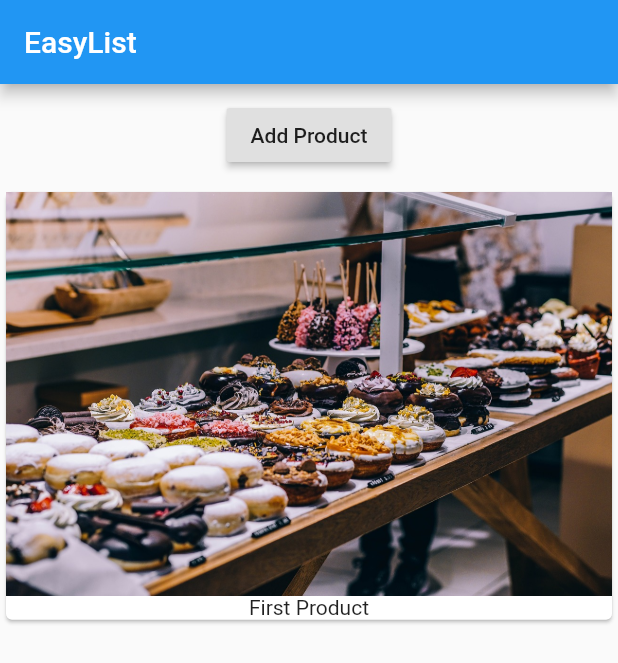
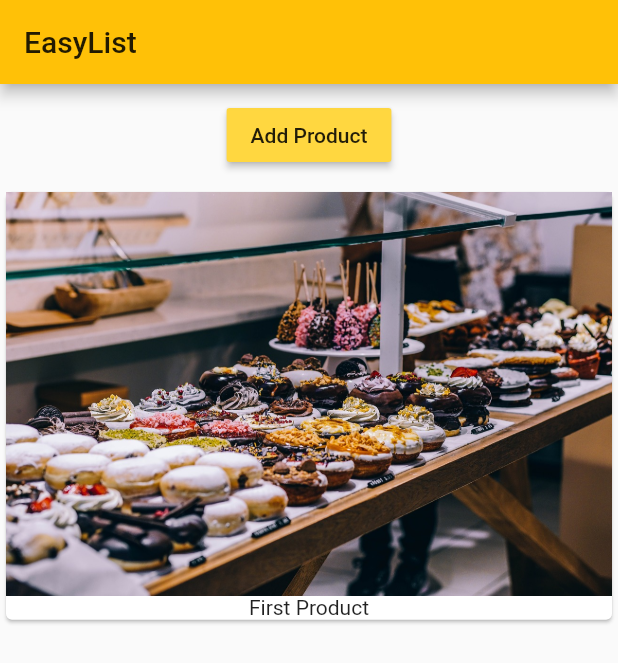
Before and after one commit to karocksjoelee/udemy_first_flutter_app, a Flutter app: the screen it shows after launch, on a phone screen of 412 x 824 dp. Shown: the top 663 px of the screen. Run offline on Flutter 3.47's test engine with Material 2 defaults, Android fonts, the phone set to English and light mode, and no system bars.

Commit message:
[ Flutter ] Setting up Material Theme

```diff
--- a/lib/main.dart
+++ b/lib/main.dart
@@ -26,6 +26,10 @@ class MyApp extends StatelessWidget {
     // when using () means create / construct an object
     // MaterialApp is a wrapper for our entire app
     return MaterialApp(
+      theme: ThemeData(
+        primarySwatch: Colors.amber,
+        accentColor: Colors.amberAccent
+      ),
       // Scaffold creates a new page for the App with nice white background.
       home: Scaffold(
         appBar: AppBar(
--- a/lib/product_manager.dart
+++ b/lib/product_manager.dart
@@ -28,6 +28,7 @@ class _ProductManangerState extends State<ProductMangner> {
       Container(
           margin: EdgeInsets.all(10.0),
           child: RaisedButton(
+            color: Theme.of(context).accentColor,
             child: Text('Add Product'),
             onPressed: () {
               setState(() {
```
